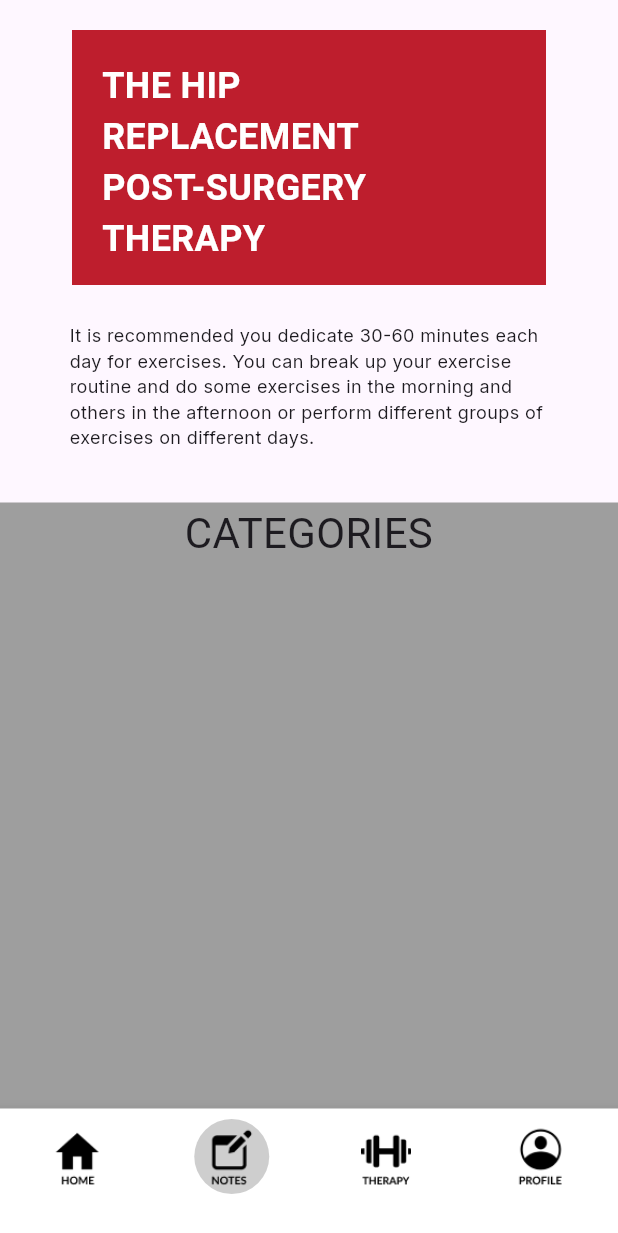
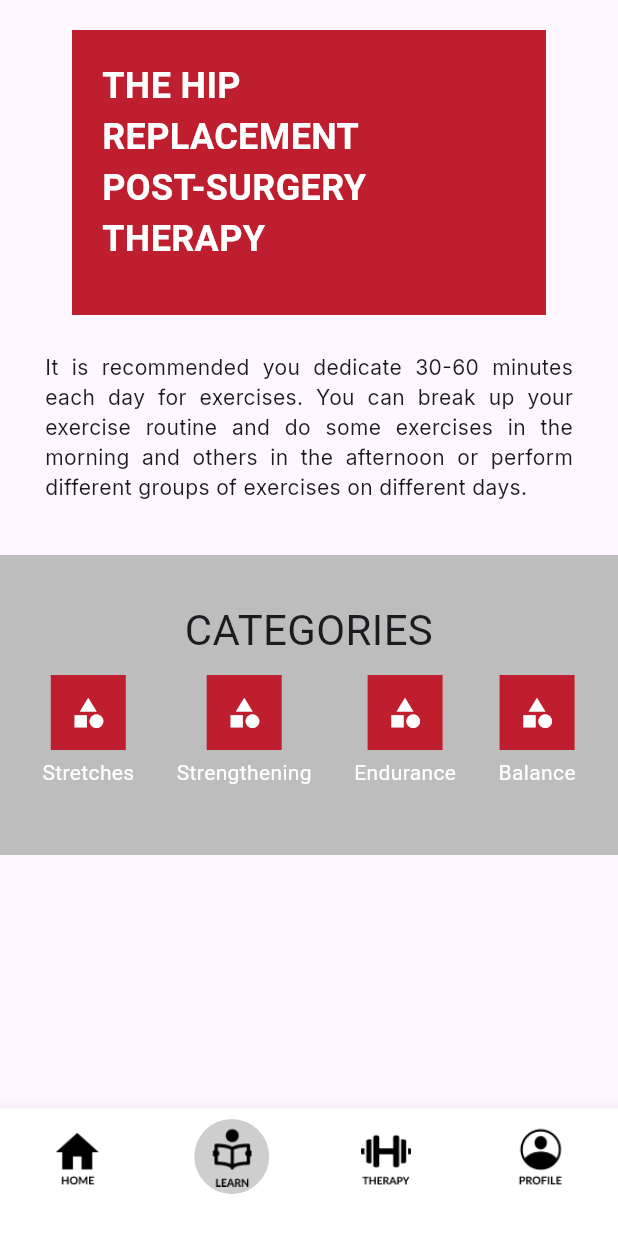
Before and after one commit to coar14/hiphab_hiptherapy, a Flutter app: the screen it shows after launch, item 2 of the bottom bar chosen, on a phone screen of 412 x 824 dp. Shown: the top 1233 px of the screen. Run offline on Flutter 3.47's test engine with Material 3 defaults, Android fonts, the phone set to English and light mode, and no system bars; our stand-ins replace fl_chart, flutter_screenutil, google_fonts, percent_indicator.

Commit message:
updated learns screen

```diff
--- /dev/null
+++ b/lib/screens/learns.dart
@@ -0,0 +1,145 @@
+import 'package:flutter/material.dart';
+import 'package:google_fonts/google_fonts.dart';
+import 'package:therapy/themes/const_style.dart';
+
+class Learns extends StatelessWidget {
+  const Learns({Key? key});
+
+  @override
+  Widget build(BuildContext context) {
+    return Scaffold(
+      body: SafeArea(
+        child: ListView(
+          padding: EdgeInsets.symmetric(vertical: 20),
+          scrollDirection: Axis.vertical,
+          children: [
+            Column(
+              children: [
+                Container(
+                  height: 190,
+                  width: 316,
+                  color: aRed,
+                  padding: EdgeInsets.all(20.0),
+                  child: Text(
+                    'THE HIP \nREPLACEMENT \nPOST-SURGERY \nTHERAPY',
+                    style: GoogleFonts.leagueSpartan(
+                      fontSize: 24,
+                      fontWeight: FontWeight.bold,
+                      color: Colors.white,
+                    ),
+                  ),
+                ),
+                SizedBox(height: 25),
+                Padding(
+                  padding: EdgeInsets.symmetric(horizontal: 30),
+                  child: Text(
+                    'It is recommended you dedicate 30-60 minutes each day for exercises. You can break up your exercise routine and do some exercises in the morning and others in the afternoon or perform different groups of exercises on different days.',
+                    style: GoogleFonts.inter(
+                      fontSize: 14,
+                    ),
+                    textAlign: TextAlign.justify,
+                  ),
+                ),
+                SizedBox(height: 35),
+                Container(
+                  height: 200,
+                  width: 500,
+                  color: Colors.grey.shade400,
+                  padding: EdgeInsets.symmetric(vertical: 30),
+                  child: Column(
+                    children: [
+                      Text(
+                        'CATEGORIES',
+                        style: GoogleFonts.leagueSpartan(fontSize: 28),
+                        textAlign: TextAlign.center,
+                      ),
+                      const SizedBox(height: 10),
+                      ListCategories(),
+                    ],
+                  ),
+                ),
+              ],
+            ),
+          ],
+        ),
+      ),
+    );
+  }
+}
+
+class ListCategories extends StatelessWidget {
+  const ListCategories({Key? key}) : super(key: key);
+
+  @override
+  Widget build(BuildContext context) {
+    return Row(
+      mainAxisAlignment: MainAxisAlignment.spaceEvenly,
+      children: [
+        Column(
+          children: [
+            Container(
+              width: 50,
+              height: 50,
+              color: aRed,
+              child: Icon(Icons.category,
+                  color: Colors.white), // replace with your desired icon
+            ),
+            const SizedBox(height: 5),
+            Text(
+              'Stretches',
+              style: TextStyle(color: Colors.white),
+            ),
+          ],
+        ),
+        Column(
+          children: [
+            Container(
+              width: 50,
+              height: 50,
+              color: aRed,
+              child: Icon(Icons.category,
+                  color: Colors.white), // replace with your desired icon
+            ),
+            const SizedBox(height: 5),
+            Text(
+              'Strengthening',
+              style: TextStyle(color: Colors.white),
+            ),
+          ],
+        ),
+        Column(
+          children: [
+            Container(
+              width: 50,
+              height: 50,
+              color: aRed,
+              child: Icon(Icons.category,
+                  color: Colors.white), // replace with your desired icon
+            ),
+            const SizedBox(height: 5),
+            Text(
+              'Endurance',
+              style: TextStyle(color: Colors.white),
+            ),
+          ],
+        ),
+        Column(
+          children: [
+            Container(
+              width: 50,
+              height: 50,
+              color: aRed,
+              child: Icon(Icons.category,
+                  color: Colors.white), // replace with your desired icon
+            ),
+            const SizedBox(height: 5),
+            Text(
+              'Balance',
+              style: TextStyle(color: Colors.white),
+            ),
+          ],
+        ),
+      ],
+    );
+  }
+}
--- a/lib/themes/app_image.dart
+++ b/lib/themes/app_image.dart
@@ -4,11 +4,12 @@ class AppImages {
   static int currentIndex = 0;
 
   static const String home = "${assetsPath}Group 1.png";
-  static const String notes = "${assetsPath}Group 2.png";
+  static const String learn = "${assetsPath}Group 13.png";
   static const String therapy = "${assetsPath}Group 3.png";
   static const String profile = "${assetsPath}Group 4.png";
   static const String programs = "${assetsPath}Rectangle 7.png";
   static const String exercises = "${assetsPath}Rectangle 20.png";
   static const String plan = "${assetsPath}Rectangle 22.png";
   static const String back = "${assetsPath}backarrow.png";
+  static const String hamstr = "${assetsPath}hamstr.jpg";
 }
--- a/lib/widget/bottom_navbar.dart
+++ b/lib/widget/bottom_navbar.dart
@@ -1,5 +1,5 @@
 import 'package:flutter/material.dart';
-import 'package:therapy/screens/notes.dart';
+import 'package:therapy/screens/learns.dart';
 import 'package:therapy/screens/profile.dart';
 import 'package:therapy/screens/therapy.dart';
 
@@ -16,7 +16,7 @@ class BottomNavBar extends StatefulWidget {
 class _BottomNavBarState extends State<BottomNavBar> {
   List<Widget> screenList = [
     const Home(),
-    const Notes(),
+    const Learns(),
     const Therapy(),
     const Profile()
   ];
@@ -59,7 +59,7 @@ class _BottomNavBarState extends State<BottomNavBar> {
       onTap: onItemTapped,
       items: <BottomNavigationBarItem>[
         _buildBottomNavigationBarItem(AppImages.home, 0),
-        _buildBottomNavigationBarItem(AppImages.notes, 1),
+        _buildBottomNavigationBarItem(AppImages.learn, 1),
         _buildBottomNavigationBarItem(AppImages.therapy, 2),
         _buildBottomNavigationBarItem(AppImages.profile, 3),
       ],
```
